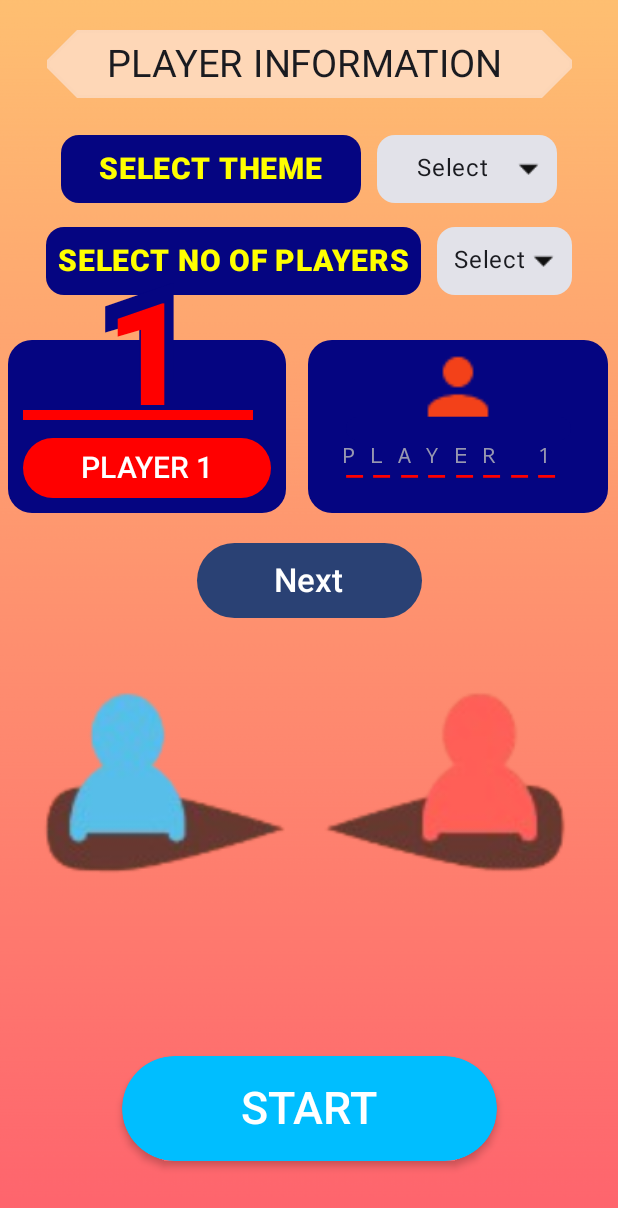
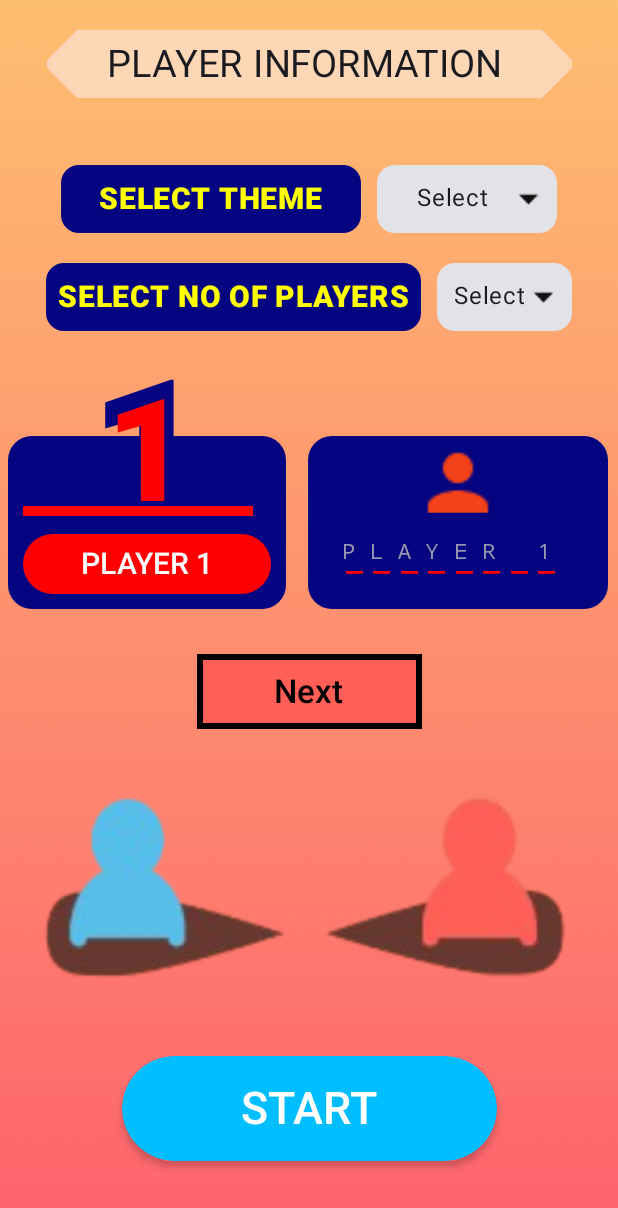
Before and after one commit to brucewaynegotham007/TASK_1_DELTA_SRIMAN_106123127_hacker_plus_plus_mode_latest, an Android app built with Jetpack Compose: the secondPage screen opened through its navigation route, on a phone screen of 412 x 824 dp. Shown: the top 1208 px of the screen. Run offline under Robolectric (Android 15) with nearby library versions, the phone set to English and light mode, and no system bars.

Commit message:
improved colors and alignment slightly ..

```diff
--- a/app/src/main/java/com/example/hacker_plus_plus_mode/MainActivity.kt
+++ b/app/src/main/java/com/example/hacker_plus_plus_mode/MainActivity.kt
@@ -32,6 +32,7 @@
 import androidx.compose.foundation.Canvas
 import androidx.compose.foundation.Image
 import androidx.compose.foundation.background
+import androidx.compose.foundation.border
 import androidx.compose.foundation.clickable
 import androidx.compose.foundation.layout.Arrangement
 import androidx.compose.foundation.layout.Box
@@ -69,6 +70,7 @@
 import androidx.compose.material3.Icon
 import androidx.compose.material3.IconButton
 import androidx.compose.material3.MaterialTheme
+import androidx.compose.material3.OutlinedTextField
 import androidx.compose.material3.RadioButton
 import androidx.compose.material3.RadioButtonDefaults
 import androidx.compose.material3.Surface
@@ -2007,7 +2009,7 @@
         colour = Color.Red
     }
     else if(num.value==1) {
-        colour = Color.Blue
+        colour = Color(0,190,255)
     }
     else if(num.value==2) {
         colour = Color.Green
@@ -2363,7 +2365,7 @@
                 }
             }
         }
-        Spacer(modifier = Modifier.padding(top = 20.dp))
+        Spacer(modifier = Modifier.padding(top = 30.dp))
         if(num.value < noOfPlayers.value-1){
             Column(
                 modifier = Modifier.fillMaxWidth(),
@@ -2373,7 +2375,16 @@
                     onClick = {
                         num.value++
                     },
-                    modifier = Modifier.size(150.dp, 50.dp)
+                    modifier = Modifier
+                        .size(150.dp, 50.dp)
+                        .border(
+                            width = 4.dp,
+                            color = Color.Black
+                    ),
+                    shape = RectangleShape,
+                    colors = ButtonDefaults.buttonColors(
+                        containerColor = Color(255,95,87)
+                    )
                 ) {
                     Column(
                         modifier = Modifier.fillMaxSize(),
@@ -2382,7 +2393,8 @@
                     ) {
                         Text(
                             text = "Next",
-                            fontSize = 22.sp
+                            fontSize = 22.sp,
+                            color = Color.Black
                         )
                     }
                 }
--- a/app/src/main/java/com/example/hacker_plus_plus_mode/Timed mode.kt
+++ b/app/src/main/java/com/example/hacker_plus_plus_mode/Timed mode.kt
@@ -634,7 +634,7 @@
         colour = Color.Red
     }
     else if(whoseTurn.value==1) {
-        colour = Color.Blue
+        colour = Color(0,190,255)
     }
     else if(whoseTurn.value==2) {
         colour = Color.Green
@@ -994,7 +994,7 @@
                 }
                 Text(text = player.value,
                     textAlign = TextAlign.Center,
-                    color = Color(255,97,85),
+                    color = colour,
                     modifier = Modifier
                         .align(Alignment.CenterHorizontally)
                         .offset((-7).dp, 10.dp)
@@ -1018,7 +1018,7 @@
             ) {
                 Text(text = "${eachPlayerVal.value[whoseTurn.value]}",
                     textAlign = TextAlign.Center,
-                    color = Color(255,97,85),
+                    color = colour,
                     modifier = Modifier
                         .align(Alignment.CenterHorizontally)
                         .padding(top = 8.dp),
```
Also changed, not shown: app/src/main/java/com/example/hacker_plus_plus_mode/Normal mode.kt (+37 -16 lines).
